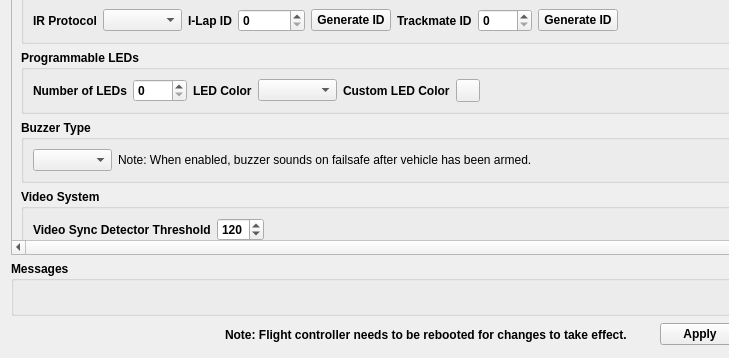
The window that ground/gcs/src/plugins/boards_brainfpv/brainre1configuration.ui (d-ronin/dRonin) describes before a commit, drawn with Qt 5; both pictures show x 0 to 729 and y 581 to 939 of the 919 by 939 pixel window.
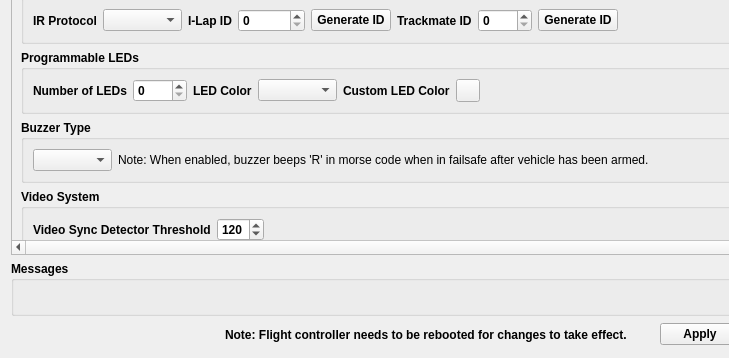
The same window after the commit. Icons and pictures are not drawn. Custom widgets are drawn as their Qt base class.

Commit message: Flight: BrainRE1 - Indentation, Failsafe description change on UI.

```diff
--- a/ground/gcs/src/plugins/boards_brainfpv/brainre1configuration.ui
+++ b/ground/gcs/src/plugins/boards_brainfpv/brainre1configuration.ui
@@ -773,7 +773,7 @@
                  </font>
                 </property>
                 <property name="text">
-                 <string>Note: When enabled, buzzer sounds on failsafe after vehicle has been armed.</string>
+                 <string>Note: When enabled, buzzer beeps 'R' in morse code when in failsafe after vehicle has been armed.</string>
                 </property>
                </widget>
               </item>
```
The commit also changes 1 other file.
